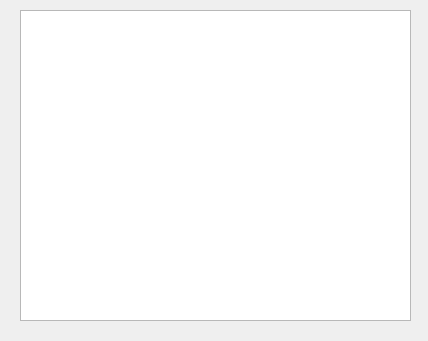
This is outputwindow.ui in rrooij/youtube-dl-qt as Qt 5 draws it before an edit. The edited form follows.
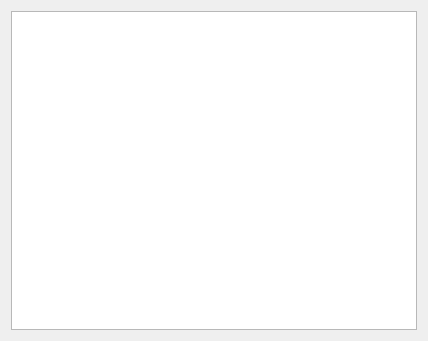
This is the edited form.

Commit message:
OutputWindow: use VerticalLayout
No layout meant that the user couldn't resize the window properly. The
text box wouldn't resize properly with the window itself.

This is now solved by using a layout manager.

```diff
--- a/outputwindow.ui
+++ b/outputwindow.ui
@@ -13,19 +13,15 @@
   <property name="windowTitle">
    <string>Output</string>
   </property>
+  <layout class="QVBoxLayout" name="verticalLayout">
+   <item>
   <widget class="QPlainTextEdit" name="outputTextArea">
-   <property name="geometry">
-    <rect>
-     <x>20</x>
-     <y>10</y>
-     <width>391</width>
-     <height>311</height>
-    </rect>
-   </property>
    <property name="readOnly">
     <bool>true</bool>
    </property>
   </widget>
+   </item>
+  </layout>
  </widget>
  <resources/>
  <connections/>
```
Lines whose indentation alone changed are shown as unchanged.
